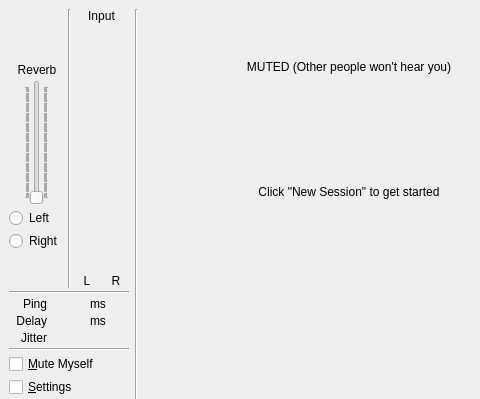
Above: src/clientdlgbase.ui from koord-live/koord-jamulus before the change; both pictures show x 0 to 480 and y 0 to 399 of the 566 by 498 pixel window. Below: the same form after it.
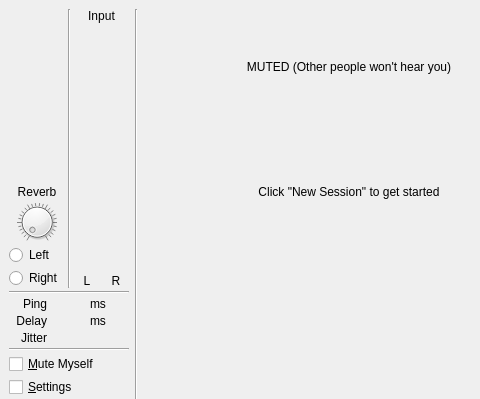
That is the form after the change. Icons and pictures are not drawn. Custom widgets are drawn as their Qt base class.

The edit to the form file:
```diff
--- a/src/clientdlgbase.ui
+++ b/src/clientdlgbase.ui
@@ -141,33 +141,18 @@
                        </spacer>
                       </item>
                       <item>
-                       <widget class="QSlider" name="sldAudioReverb">
-                        <property name="sizePolicy">
-                         <sizepolicy hsizetype="Fixed" vsizetype="Expanding">
-                          <horstretch>0</horstretch>
-                          <verstretch>0</verstretch>
-                         </sizepolicy>
-                        </property>
-                        <property name="minimumSize">
-                         <size>
-                          <width>0</width>
-                          <height>125</height>
-                         </size>
-                        </property>
+                       <widget class="QDial" name="sldAudioReverb">
                         <property name="maximumSize">
                          <size>
-                          <width>16777215</width>
-                          <height>300</height>
+                          <width>40</width>
+                          <height>40</height>
                          </size>
                         </property>
-                        <property name="pageStep">
-                         <number>1</number>
+                        <property name="wrapping">
+                         <bool>false</bool>
                         </property>
-                        <property name="orientation">
-                         <enum>Qt::Vertical</enum>
-                        </property>
-                        <property name="tickPosition">
-                         <enum>QSlider::TicksBothSides</enum>
+                        <property name="notchesVisible">
+                         <bool>true</bool>
                         </property>
                        </widget>
                       </item>
@@ -214,22 +199,6 @@
                   </item>
                  </layout>
                 </item>
-                <item>
-                 <spacer>
-                  <property name="orientation">
-                   <enum>Qt::Vertical</enum>
-                  </property>
-                  <property name="sizeType">
-                   <enum>QSizePolicy::Expanding</enum>
-                  </property>
-                  <property name="sizeHint" stdset="0">
-                   <size>
-                    <width>13</width>
-                    <height>10</height>
-                   </size>
-                  </property>
-                 </spacer>
-                </item>
                </layout>
               </item>
               <item>
```
Left out of the diff: 3 changed lines with no effect on the pictures.
